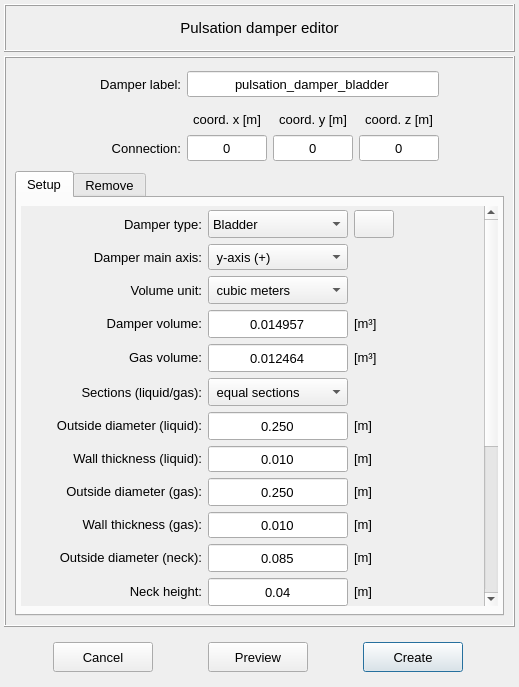
The window that pulse/interface/data/ui_files/model/editor/pulsation_damper_editor_inputs.ui (open-pulse/OpenPulse) describes before a commit, drawn with Qt 5.
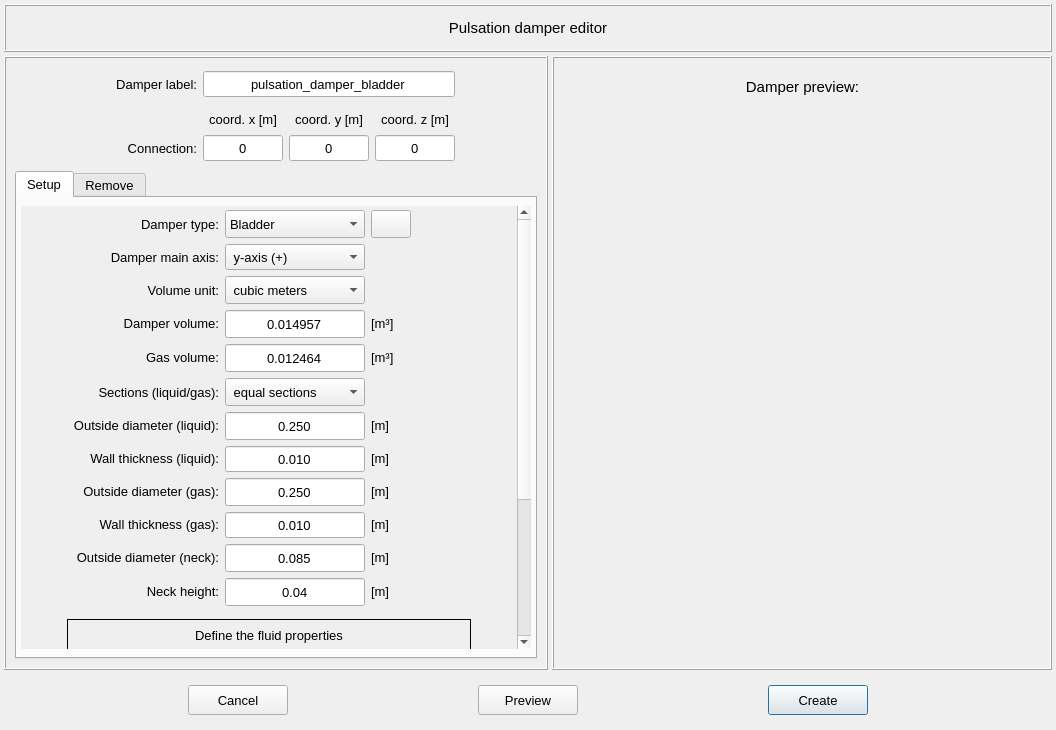
The same window after the commit. Icons and pictures are not drawn. Custom widgets are drawn as their Qt base class.

Commit message: WIP working preview widget

```diff
--- a/pulse/interface/data/ui_files/model/editor/pulsation_damper_editor_inputs.ui
+++ b/pulse/interface/data/ui_files/model/editor/pulsation_damper_editor_inputs.ui
@@ -6,8 +6,8 @@
    <rect>
     <x>0</x>
     <y>0</y>
-    <width>519</width>
-    <height>687</height>
+    <width>1056</width>
+    <height>730</height>
    </rect>
   </property>
   <property name="windowTitle">
@@ -29,86 +29,11 @@
    <property name="spacing">
     <number>4</number>
    </property>
-   <item row="0" column="0">
-    <widget class="QFrame" name="frame_18">
-     <property name="minimumSize">
-      <size>
-       <width>0</width>
-       <height>48</height>
-      </size>
-     </property>
-     <property name="maximumSize">
-      <size>
-       <width>16777215</width>
-       <height>48</height>
-      </size>
-     </property>
-     <property name="font">
-      <font>
-       <pointsize>8</pointsize>
-      </font>
-     </property>
-     <property name="frameShape">
-      <enum>QFrame::Box</enum>
-     </property>
-     <property name="frameShadow">
-      <enum>QFrame::Raised</enum>
-     </property>
-     <layout class="QGridLayout" name="gridLayout_12">
-      <property name="leftMargin">
-       <number>0</number>
-      </property>
-      <property name="topMargin">
-       <number>0</number>
-      </property>
-      <property name="rightMargin">
-       <number>0</number>
-      </property>
-      <property name="bottomMargin">
-       <number>0</number>
-      </property>
-      <property name="spacing">
-       <number>0</number>
-      </property>
-      <item row="0" column="0">
-       <widget class="QLabel" name="label">
-        <property name="minimumSize">
-         <size>
-          <width>0</width>
-          <height>32</height>
-         </size>
-        </property>
-        <property name="font">
-         <font>
-          <family>MS Shell Dlg 2</family>
-          <pointsize>11</pointsize>
-          <weight>50</weight>
-          <italic>false</italic>
-          <bold>false</bold>
-         </font>
-        </property>
-        <property name="frameShape">
-         <enum>QFrame::NoFrame</enum>
-        </property>
-        <property name="text">
-         <string>Pulsation damper editor</string>
-        </property>
-        <property name="textFormat">
-         <enum>Qt::AutoText</enum>
-        </property>
-        <property name="alignment">
-         <set>Qt::AlignCenter</set>
-        </property>
-       </widget>
-      </item>
-     </layout>
-    </widget>
-   </item>
    <item row="1" column="0">
     <widget class="QFrame" name="frame">
      <property name="minimumSize">
       <size>
-       <width>0</width>
+       <width>500</width>
        <height>0</height>
       </size>
      </property>
@@ -219,7 +144,7 @@
                  <rect>
                   <x>0</x>
                   <y>0</y>
-                  <width>458</width>
+                  <width>491</width>
                   <height>658</height>
                  </rect>
                 </property>
@@ -2861,7 +2786,81 @@
      </layout>
     </widget>
    </item>
-   <item row="2" column="0">
+   <item row="1" column="1">
+    <widget class="QFrame" name="frame_4">
+     <property name="minimumSize">
+      <size>
+       <width>500</width>
+       <height>400</height>
+      </size>
+     </property>
+     <property name="font">
+      <font>
+       <pointsize>1</pointsize>
+      </font>
+     </property>
+     <property name="frameShape">
+      <enum>QFrame::Box</enum>
+     </property>
+     <property name="frameShadow">
+      <enum>QFrame::Raised</enum>
+     </property>
+     <widget class="DamperPreviewRenderWidget" name="preview_widget" native="true">
+      <property name="geometry">
+       <rect>
+        <x>9</x>
+        <y>49</y>
+        <width>481</width>
+        <height>551</height>
+       </rect>
+      </property>
+      <property name="sizePolicy">
+       <sizepolicy hsizetype="Maximum" vsizetype="Maximum">
+        <horstretch>0</horstretch>
+        <verstretch>0</verstretch>
+       </sizepolicy>
+      </property>
+      <property name="minimumSize">
+       <size>
+        <width>400</width>
+        <height>400</height>
+       </size>
+      </property>
+     </widget>
+     <widget class="QLabel" name="label_4">
+      <property name="enabled">
+       <bool>true</bool>
+      </property>
+      <property name="geometry">
+       <rect>
+        <x>10</x>
+        <y>10</y>
+        <width>481</width>
+        <height>41</height>
+       </rect>
+      </property>
+      <property name="font">
+       <font>
+        <pointsize>11</pointsize>
+        <strikeout>false</strikeout>
+        <kerning>true</kerning>
+       </font>
+      </property>
+      <property name="text">
+       <string>Damper preview:</string>
+      </property>
+      <property name="alignment">
+       <set>Qt::AlignCenter</set>
+      </property>
+      <property name="wordWrap">
+       <bool>false</bool>
+      </property>
+     </widget>
+     <zorder>label_4</zorder>
+     <zorder>preview_widget</zorder>
+    </widget>
+   </item>
+   <item row="2" column="0" colspan="2">
     <widget class="QFrame" name="frame_2">
      <property name="minimumSize">
       <size>
@@ -3011,8 +3010,91 @@
      </layout>
     </widget>
    </item>
+   <item row="0" column="0" colspan="2">
+    <widget class="QFrame" name="frame_18">
+     <property name="minimumSize">
+      <size>
+       <width>0</width>
+       <height>48</height>
+      </size>
+     </property>
+     <property name="maximumSize">
+      <size>
+       <width>16777215</width>
+       <height>48</height>
+      </size>
+     </property>
+     <property name="font">
+      <font>
+       <pointsize>8</pointsize>
+      </font>
+     </property>
+     <property name="frameShape">
+      <enum>QFrame::Box</enum>
+     </property>
+     <property name="frameShadow">
+      <enum>QFrame::Raised</enum>
+     </property>
+     <layout class="QGridLayout" name="gridLayout_12">
+      <property name="leftMargin">
+       <number>0</number>
+      </property>
+      <property name="topMargin">
+       <number>0</number>
+      </property>
+      <property name="rightMargin">
+       <number>0</number>
+      </property>
+      <property name="bottomMargin">
+       <number>0</number>
+      </property>
+      <property name="spacing">
+       <number>0</number>
+      </property>
+      <item row="0" column="0">
+       <widget class="QLabel" name="label">
+        <property name="minimumSize">
+         <size>
+          <width>0</width>
+          <height>32</height>
+         </size>
+        </property>
+        <property name="font">
+         <font>
+          <family>MS Shell Dlg 2</family>
+          <pointsize>11</pointsize>
+          <weight>50</weight>
+          <italic>false</italic>
+          <bold>false</bold>
+         </font>
+        </property>
+        <property name="frameShape">
+         <enum>QFrame::NoFrame</enum>
+        </property>
+        <property name="text">
+         <string>Pulsation damper editor</string>
+        </property>
+        <property name="textFormat">
+         <enum>Qt::AutoText</enum>
+        </property>
+        <property name="alignment">
+         <set>Qt::AlignCenter</set>
+        </property>
+       </widget>
+      </item>
+     </layout>
+    </widget>
+   </item>
   </layout>
  </widget>
+ <customwidgets>
+  <customwidget>
+   <class>DamperPreviewRenderWidget</class>
+   <extends>QWidget</extends>
+   <header>pulse.interface.viewer_3d.render_widgets.damper_preview_render_widget</header>
+   <container>1</container>
+  </customwidget>
+ </customwidgets>
  <resources/>
  <connections/>
 </ui>
```
Left out of the diff: 738 changed lines with no effect on the pictures. The commit also changes 3 other files.
